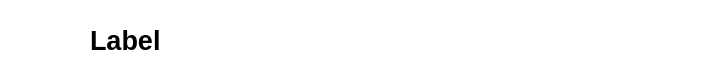
First picture: the form in artworkmenulistitem.ui, repository reesque/Maestro, before the edit.
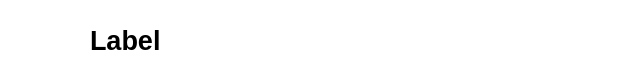
Second picture: the form after the edit. Icons and pictures are not drawn.

Commit message: Fixed default width to 640

```diff
--- a/artworkmenulistitem.ui
+++ b/artworkmenulistitem.ui
@@ -6,7 +6,7 @@
    <rect>
     <x>0</x>
     <y>0</y>
-    <width>720</width>
+    <width>640</width>
     <height>80</height>
    </rect>
   </property>
```
The commit also changes 7 other files.
